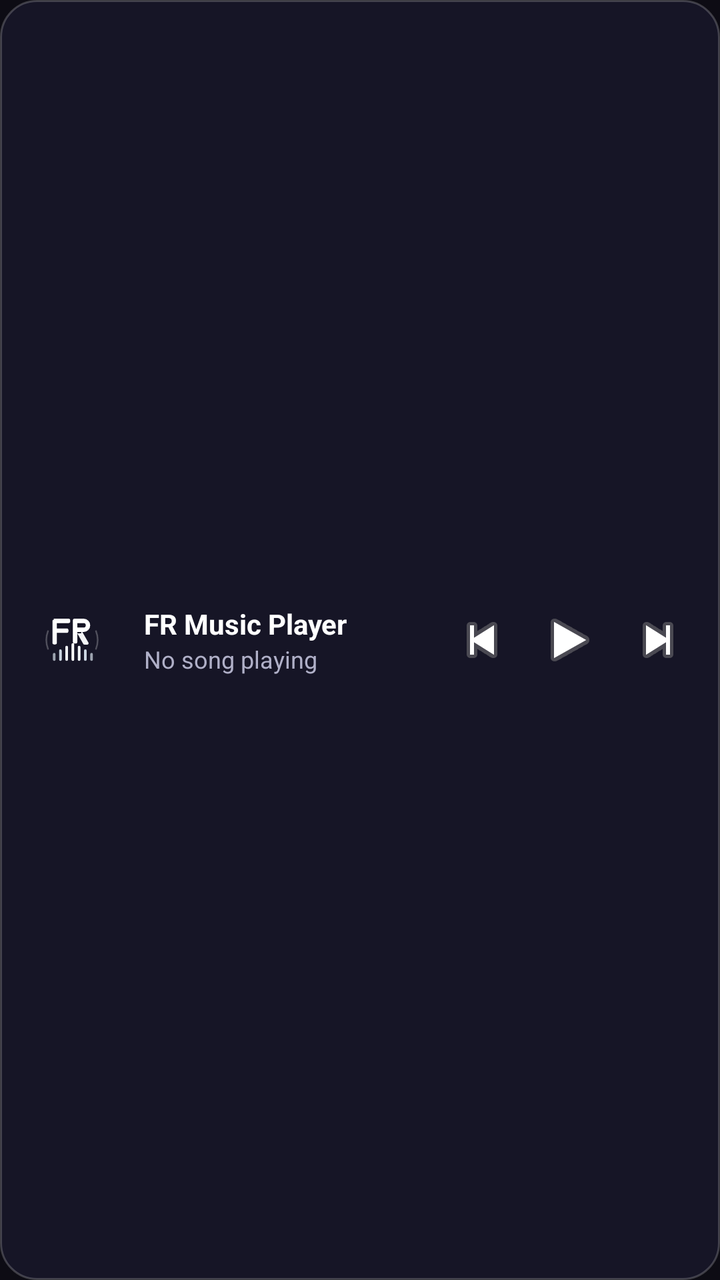
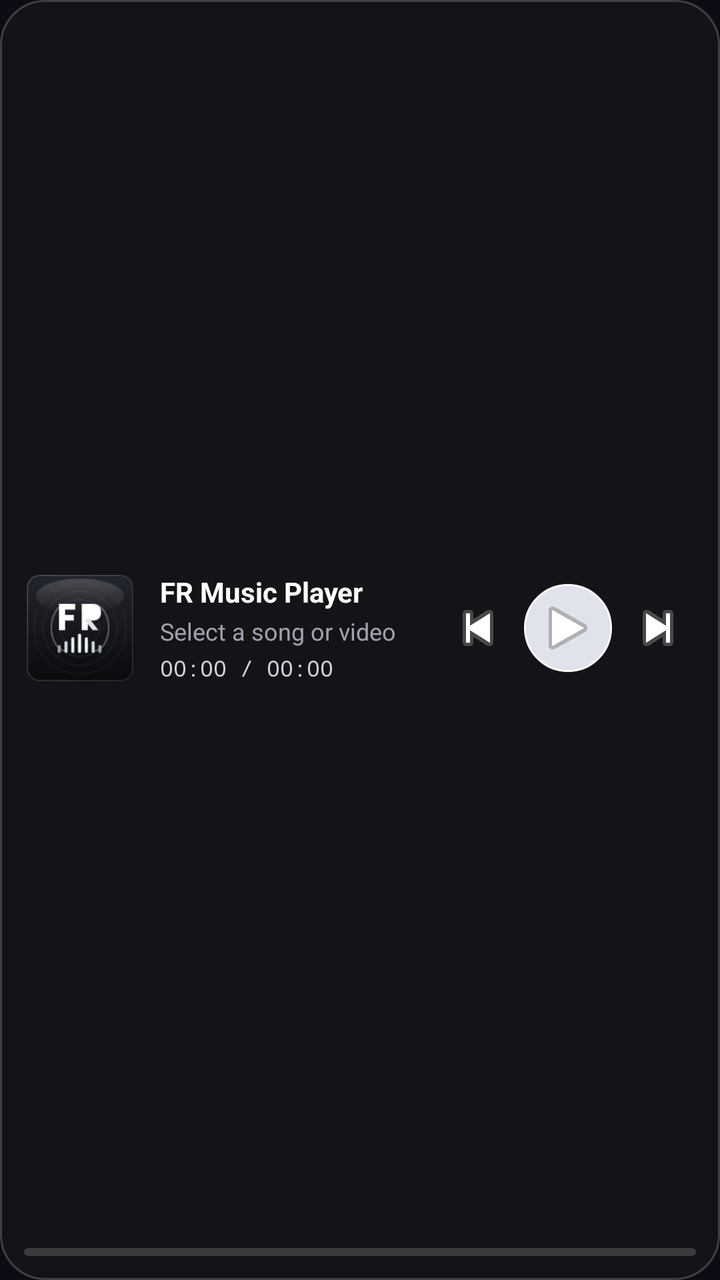

An Android layout rendered at two revisions. The XML below is the earlier revision; the diff shows what the commit changed to produce the second picture.
<!-- AndroidManifest.xml: application theme Theme.App -->
<!-- res/layout/widget_music.xml -->
<?xml version="1.0" encoding="utf-8"?>
<LinearLayout xmlns:android="http://schemas.android.com/apk/res/android"
    android:id="@+id/widget_root"
    android:layout_width="match_parent"
    android:layout_height="match_parent"
    android:orientation="horizontal"
    android:gravity="center_vertical"
    android:padding="12dp"
    android:background="@drawable/widget_background">

    <ImageView
        android:id="@+id/widget_art"
        android:layout_width="48dp"
        android:layout_height="48dp"
        android:src="@drawable/ic_launcher_foreground"
        android:scaleType="centerCrop"
        android:contentDescription="@string/app_name" />

    <LinearLayout
        android:layout_width="0dp"
        android:layout_height="wrap_content"
        android:layout_weight="1"
        android:layout_marginStart="12dp"
        android:layout_marginEnd="8dp"
        android:orientation="vertical">

        <TextView
            android:id="@+id/widget_title"
            android:layout_width="wrap_content"
            android:layout_height="wrap_content"
            android:text="FR Music Player"
            android:textColor="#FFFFFF"
            android:textSize="14sp"
            android:textStyle="bold"
            android:maxLines="1"
            android:ellipsize="end" />

        <TextView
            android:id="@+id/widget_artist"
            android:layout_width="wrap_content"
            android:layout_height="wrap_content"
            android:text="No song playing"
            android:textColor="#B0B0C8"
            android:textSize="12sp"
            android:maxLines="1"
            android:ellipsize="end" />
    </LinearLayout>

    <ImageButton
        android:id="@+id/widget_prev"
        android:layout_width="38dp"
        android:layout_height="38dp"
        android:background="?android:attr/selectableItemBackgroundBorderless"
        android:src="@android:drawable/ic_media_previous"
        android:contentDescription="Previous track" />

    <ImageButton
        android:id="@+id/widget_play"
        android:layout_width="42dp"
        android:layout_height="42dp"
        android:layout_marginStart="4dp"
        android:layout_marginEnd="4dp"
        android:background="?android:attr/selectableItemBackgroundBorderless"
        android:src="@android:drawable/ic_media_play"
        android:contentDescription="Play or pause" />

    <ImageButton
        android:id="@+id/widget_next"
        android:layout_width="38dp"
        android:layout_height="38dp"
        android:background="?android:attr/selectableItemBackgroundBorderless"
        android:src="@android:drawable/ic_media_next"
        android:contentDescription="Next track" />
</LinearLayout>
<!-- resources referenced by this layout -->
<resources>
  <!-- drawable ic_launcher_foreground: vector/xml drawable (drawable, 2158 chars, omitted) -->
  <!-- drawable widget_background (drawable) -->
  <?xml version="1.0" encoding="utf-8"?>
  <shape xmlns:android="http://schemas.android.com/apk/res/android"
      android:shape="rectangle">
      <corners android:radius="18dp" />
      <solid android:color="#E6181728" />
      <stroke
          android:width="1dp"
          android:color="#33FFFFFF" />
  </shape>
  <string name="app_name">FR Music Player</string>
  <style name="Theme.App" parent="@android:style/Theme.Material.NoActionBar">
          <item name="android:windowBackground">@color/window_bg</item>
          <item name="android:statusBarColor">@android:color/transparent</item>
          <item name="android:navigationBarColor">@android:color/transparent</item>
      </style>
  <color name="window_bg">#FF0D0C14</color>
</resources>

<!-- the commit's change to res/layout/widget_music.xml (unified diff, before → after) -->
@@ -3,72 +3,103 @@
     android:id="@+id/widget_root"
     android:layout_width="match_parent"
     android:layout_height="match_parent"
-    android:orientation="horizontal"
-    android:gravity="center_vertical"
+    android:orientation="vertical"
     android:padding="12dp"
-    android:background="@drawable/widget_background">
+    android:background="@drawable/widget_card_bg">
 
-    <ImageView
-        android:id="@+id/widget_art"
-        android:layout_width="48dp"
-        android:layout_height="48dp"
-        android:src="@drawable/ic_launcher_foreground"
-        android:scaleType="centerCrop"
-        android:contentDescription="@string/app_name" />
+    
+    <LinearLayout
+        android:layout_width="match_parent"
+        android:layout_height="0dp"
+        android:layout_weight="1"
+        android:gravity="center_vertical"
+        android:orientation="horizontal">
 
-    <LinearLayout
-        android:layout_width="0dp"
-        android:layout_height="wrap_content"
-        android:layout_weight="1"
-        android:layout_marginStart="12dp"
-        android:layout_marginEnd="8dp"
-        android:orientation="vertical">
+        <ImageView
+            android:id="@+id/widget_art"
+            android:layout_width="56dp"
+            android:layout_height="56dp"
+            android:scaleType="centerCrop"
+            android:src="@mipmap/ic_launcher"
+            android:contentDescription="Now Playing Artwork" />
 
-        <TextView
-            android:id="@+id/widget_title"
-            android:layout_width="wrap_content"
+        <LinearLayout
+            android:layout_width="0dp"
             android:layout_height="wrap_content"
-            android:text="FR Music Player"
-            android:textColor="#FFFFFF"
-            android:textSize="14sp"
-            android:textStyle="bold"
-            android:maxLines="1"
-            android:ellipsize="end" />
+            android:layout_weight="1"
+            android:layout_marginStart="12dp"
+            android:layout_marginEnd="8dp"
+            android:orientation="vertical">
 
-        <TextView
-            android:id="@+id/widget_artist"
-            android:layout_width="wrap_content"
-            android:layout_height="wrap_content"
-            android:text="No song playing"
-            android:textColor="#B0B0C8"
-            android:textSize="12sp"
-            android:maxLines="1"
-            android:ellipsize="end" />
+            <TextView
+                android:id="@+id/widget_title"
+                android:layout_width="wrap_content"
+                android:layout_height="wrap_content"
+                android:text="FR Music Player"
+                android:textColor="#FFFFFF"
+                android:textSize="14sp"
+                android:textStyle="bold"
+                android:maxLines="1"
+                android:ellipsize="end" />
+
+            <TextView
+                android:id="@+id/widget_artist"
+                android:layout_width="wrap_content"
+                android:layout_height="wrap_content"
+                android:layout_marginTop="2dp"
+                android:text="Select a song or video"
+                android:textColor="#A0A2AE"
+                android:textSize="12sp"
+                android:maxLines="1"
+                android:ellipsize="end" />
+
+            <TextView
+                android:id="@+id/widget_time_seconds"
+                android:layout_width="wrap_content"
+                android:layout_height="wrap_content"
+                android:layout_marginTop="3dp"
+                android:text="00:00 / 00:00"
+                android:textColor="#D0D2DE"
+                android:textSize="11sp"
+                android:fontFamily="monospace"
+                android:maxLines="1" />
+        </LinearLayout>
+
+        <ImageButton
+            android:id="@+id/widget_prev"
+            android:layout_width="38dp"
+            android:layout_height="38dp"
+            android:background="?android:attr/selectableItemBackgroundBorderless"
+            android:src="@android:drawable/ic_media_previous"
+            android:contentDescription="Previous" />
+
+        <ImageButton
+            android:id="@+id/widget_play"
+            android:layout_width="44dp"
+            android:layout_height="44dp"
+            android:layout_marginStart="4dp"
+            android:layout_marginEnd="4dp"
+            android:background="@drawable/widget_play_btn_bg"
+            android:src="@android:drawable/ic_media_play"
+            android:contentDescription="Play or Pause" />
+
+        <ImageButton
+            android:id="@+id/widget_next"
+            android:layout_width="38dp"
+            android:layout_height="38dp"
+            android:background="?android:attr/selectableItemBackgroundBorderless"
+            android:src="@android:drawable/ic_media_next"
+            android:contentDescription="Next" />
     </LinearLayout>
 
-    <ImageButton
-        android:id="@+id/widget_prev"
-        android:layout_width="38dp"
-        android:layout_height="38dp"
-        android:background="?android:attr/selectableItemBackgroundBorderless"
-        android:src="@android:drawable/ic_media_previous"
-        android:contentDescription="Previous track" />
-
-    <ImageButton
-        android:id="@+id/widget_play"
-        android:layout_width="42dp"
-        android:layout_height="42dp"
-        android:layout_marginStart="4dp"
-        android:layout_marginEnd="4dp"
-        android:background="?android:attr/selectableItemBackgroundBorderless"
-        android:src="@android:drawable/ic_media_play"
-        android:contentDescription="Play or pause" />
-
-    <ImageButton
-        android:id="@+id/widget_next"
-        android:layout_width="38dp"
-        android:layout_height="38dp"
-        android:background="?android:attr/selectableItemBackgroundBorderless"
-        android:src="@android:drawable/ic_media_next"
-        android:contentDescription="Next track" />
+    
+    <ProgressBar
+        android:id="@+id/widget_progress"
+        style="?android:attr/progressBarStyleHorizontal"
+        android:layout_width="match_parent"
+        android:layout_height="4dp"
+        android:layout_marginTop="8dp"
+        android:max="1000"
+        android:progress="0"
+        android:progressDrawable="@drawable/widget_progress_drawable" />
 </LinearLayout>
<!-- resource entries referenced after the edit -->
@@ -1,17 +1,43 @@
 <!-- resources referenced by this layout -->
 <resources>
-  <!-- drawable ic_launcher_foreground: vector/xml drawable (drawable, 2158 chars, omitted) -->
-  <!-- drawable widget_background (drawable) -->
+  <!-- drawable widget_card_bg (drawable) -->
   <?xml version="1.0" encoding="utf-8"?>
   <shape xmlns:android="http://schemas.android.com/apk/res/android"
       android:shape="rectangle">
-      <corners android:radius="18dp" />
-      <solid android:color="#E6181728" />
+      <corners android:radius="22dp" />
+      <solid android:color="#F2141518" />
       <stroke
           android:width="1dp"
           android:color="#33FFFFFF" />
   </shape>
-  <string name="app_name">FR Music Player</string>
+  <!-- drawable widget_play_btn_bg (drawable) -->
+  <?xml version="1.0" encoding="utf-8"?>
+  <shape xmlns:android="http://schemas.android.com/apk/res/android"
+      android:shape="oval">
+      <solid android:color="#E0E2EC" />
+      <stroke
+          android:width="1dp"
+          android:color="#FFFFFFFF" />
+  </shape>
+  <!-- drawable widget_progress_drawable (drawable) -->
+  <?xml version="1.0" encoding="utf-8"?>
+  <layer-list xmlns:android="http://schemas.android.com/apk/res/android">
+      <item android:id="@android:id/background">
+          <shape>
+              <corners android:radius="4dp" />
+              <solid android:color="#2AFFFFFF" />
+          </shape>
+      </item>
+      <item android:id="@android:id/progress">
+          <clip>
+              <shape>
+                  <corners android:radius="4dp" />
+                  <solid android:color="#E0E2EC" />
+              </shape>
+          </clip>
+      </item>
+  </layer-list>
+  <!-- mipmap ic_launcher: png bitmap (mipmap-hdpi, 5044 bytes) -->
   <style name="Theme.App" parent="@android:style/Theme.Material.NoActionBar">
           <item name="android:windowBackground">@color/window_bg</item>
           <item name="android:statusBarColor">@android:color/transparent</item>
